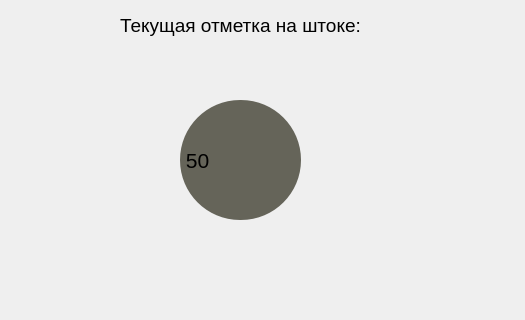
Old version of the form forms_ui/laba14.ui in the repository doktorfish0078/SimulationOfLaboratoryWork; both pictures show x 790 to 1315 and y 290 to 610 of the 1315 by 854 pixel window.
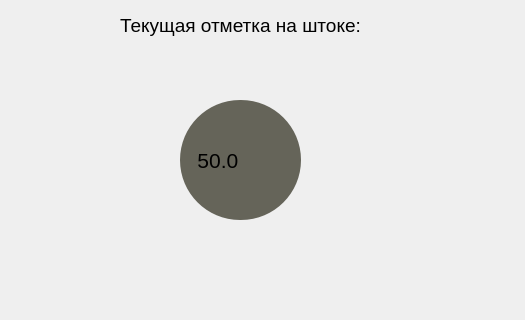
New version of the form. Icons and pictures are not drawn.

```diff
--- a/forms_ui/laba14.ui
+++ b/forms_ui/laba14.ui
@@ -99,7 +99,7 @@
 	background-color:rgb(101, 100, 89); }</string>
     </property>
     <property name="text">
-     <string> 50</string>
+     <string>   50.0</string>
     </property>
    </widget>
    <widget class="QLabel" name="label_solenoid">
```
Left out of the diff: 2 changed lines with no effect on the pictures.
